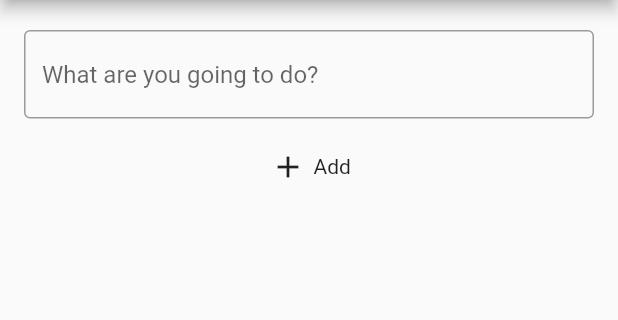
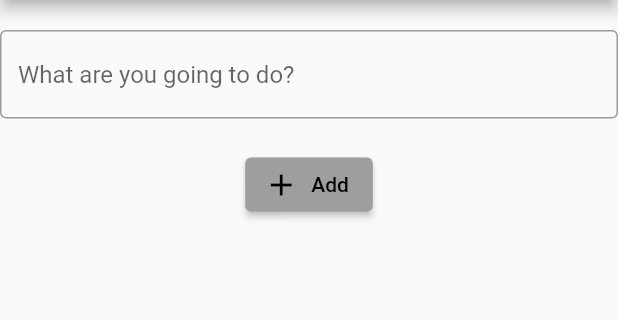
Before and after one commit to gu-tig169-ht21/gusberlow, a Flutter app: the screen it shows after launch, after a tap on the "add" icon, on a phone screen of 412 x 824 dp, the part 84-404 px from its top. Run offline on Flutter 3.47's test engine with Material 2 defaults, Android fonts, the phone set to English and light mode, and no system bars.

Commit message:
created new files and states

```diff
--- a/lib/main.dart
+++ b/lib/main.dart
@@ -1,111 +1,27 @@
 import 'package:flutter/material.dart';
+import 'package:provider/provider.dart';
+import 'model.dart';
+import 'toDoListView.dart';
 
 void main() {
-  runApp(MyApp());
+  var state = MyState();
+
+  runApp(
+    ChangeNotifierProvider(
+      create: (context) => state,
+      child: MyApp(),
+    ),
+  );
 }
 
 class MyApp extends StatelessWidget {
   @override
   Widget build(BuildContext context) {
     return MaterialApp(
-      home: MainView(),
       theme: ThemeData(
         primarySwatch: Colors.grey,
       ),
+      home: ToDoListView(),
     );
   }
 }
-
-class MainView extends StatelessWidget {
-  @override
-  Widget build(BuildContext context) {
-    return Scaffold(
-      appBar: AppBar(
-        backgroundColor: Colors.grey,
-        foregroundColor: Colors.black,
-        centerTitle: true,
-        title: const Text('TIG169 TODO'),
-        actions: [
-          IconButton(
-            icon: const Icon(Icons.more_vert),
-            onPressed: () {},
-          ),
-        ],
-      ),
-      body: _list(),
-      floatingActionButton: FloatingActionButton(
-        onPressed: () {
-          Navigator.push(
-              context, MaterialPageRoute(builder: (context) => SecondView()));
-        },
-        child: const Icon(Icons.add, color: Colors.white, size: 42),
-      ),
-    );
-  }
-
-  Widget _list() {
-    return ListView(
-      children: [
-        _item('Köpa Körv'),
-        _item('Gå till frissan'),
-        _item('Kidnappa vovve'),
-        _item('Lyfta skrot'),
-        _item('Hugga ved'),
-      ],
-    );
-  }
-
-  Widget _item(strText) {
-    return ListTile(
-      leading: Icon(Icons.check_box_outline_blank),
-      title: Text(strText),
-      trailing: Icon(Icons.close),
-    );
-  }
-}
-
-class SecondView extends StatelessWidget {
-  Widget build(BuildContext context) {
-    return Scaffold(
-      appBar: AppBar(title: Text('TIG169 TODO')),
-      body: Center(
-        child: Column(
-          mainAxisAlignment: MainAxisAlignment.start,
-          crossAxisAlignment: CrossAxisAlignment.start,
-          children: [
-            Container(height: 20),
-            _nameInputField(),
-            Container(height: 20),
-            _addText(),
-          ],
-        ),
-      ),
-    );
-  }
-
-  Widget _nameInputField() {
-    return Container(
-      margin: EdgeInsets.only(left: 16, right: 16),
-      child: TextField(
-        decoration: InputDecoration(
-            border: OutlineInputBorder(),
-            hintText: 'What are you going to do?'),
-      ),
-    );
-  }
-
-  Widget _addText() {
-    return Row(
-      children: [
-        Container(
-          margin: EdgeInsets.only(left: 180),
-          child: Icon(Icons.add),
-        ),
-        Container(
-          margin: EdgeInsets.only(left: 5),
-          child: Text('Add'),
-        ),
-      ],
-    );
-  }
-}
--- /dev/null
+++ b/lib/secondView.dart
@@ -0,0 +1,87 @@
+import 'package:flutter/material.dart';
+import './model.dart';
+
+class SecondView extends StatefulWidget {
+  final ToDoItem task;
+
+  SecondView(this.task);
+
+  @override
+  State<StatefulWidget> createState() {
+    return SecondViewState(task);
+  }
+}
+
+class SecondViewState extends State<SecondView> {
+  String? toDoText;
+
+  late TextEditingController textEditingController;
+
+  SecondViewState(ToDoItem task) {
+    this.toDoText = task.toDoText;
+
+    textEditingController = TextEditingController();
+
+    textEditingController.addListener(() {
+      setState(() {
+        toDoText = textEditingController.text;
+      });
+    });
+  }
+
+  Widget build(BuildContext context) {
+    return Scaffold(
+      appBar: AppBar(title: Text('TIG169 TODO')),
+      body: Center(
+        child: Column(
+          mainAxisAlignment: MainAxisAlignment.start,
+          crossAxisAlignment: CrossAxisAlignment.start,
+          children: [
+            Container(height: 20),
+            TextField(
+              controller: textEditingController,
+              decoration: InputDecoration(
+                  border: OutlineInputBorder(),
+                  hintText: 'What are you going to do?'),
+            ),
+            //          TaskInputField(ToDoItem(toDoText: this.toDoText)),
+            Container(height: 20),
+            AddTask(),
+          ],
+        ),
+      ),
+    );
+  }
+
+  Widget AddTask() {
+    return Row(
+      mainAxisAlignment: MainAxisAlignment.center,
+      children: [
+        ElevatedButton.icon(
+          label: Text('Add'),
+          icon: Icon(Icons.add),
+          onPressed: () {
+            Navigator.pop(context, ToDoItem(toDoText: toDoText));
+          },
+        ),
+      ],
+    );
+  }
+}
+
+class TaskInputField extends StatelessWidget {
+  final ToDoItem task;
+
+  TaskInputField(this.task);
+
+  Widget build(BuildContext context) {
+    return Container(
+      margin: EdgeInsets.only(left: 16, right: 16),
+      child: TextField(
+        decoration: InputDecoration(
+            border: OutlineInputBorder(),
+            hintText: 'What are you going to do?'),
+      ),
+    );
+  }
+}
--- /dev/null
+++ b/lib/toDoListView.dart
@@ -0,0 +1,42 @@
+import 'package:flutter/material.dart';
+import 'package:provider/provider.dart';
+import 'model.dart';
+import 'secondView.dart';
+import 'toDoList.dart';
+
+class ToDoListView extends StatelessWidget {
+  @override
+  Widget build(BuildContext context) {
+    return Scaffold(
+      appBar: AppBar(
+        backgroundColor: Colors.grey,
+        foregroundColor: Colors.black,
+        centerTitle: true,
+        title: const Text('TIG169 TODO'),
+        actions: [
+          IconButton(
+            icon: const Icon(Icons.more_vert),
+            onPressed: () {},
+          ),
+        ],
+      ),
+      body: Consumer<MyState>(
+        builder: (context, state, child) => ToDoList(state.list),
+      ),
+      floatingActionButton: FloatingActionButton(
+        onPressed: () async {
+          var newTask = await Navigator.push(
+              context,
+              MaterialPageRoute(
+                  builder: (context) =>
+                      SecondView(ToDoItem(toDoText: 'Något att göra'))));
+          if (newTask != null) {
+            //lägg till ny task
+            Provider.of<MyState>(context, listen: false).addTask(newTask);
+          }
+        },
+        child: const Icon(Icons.add, color: Colors.white, size: 42),
+      ),
+    );
+  }
+}
--- a/pubspec.yaml
+++ b/pubspec.yaml
@@ -34,6 +34,7 @@ dependencies:
   # The following adds the Cupertino Icons font to your application.
   # Use with the CupertinoIcons class for iOS style icons.
   cupertino_icons: ^1.0.2
+  provider: ^6.0.1
 
 dev_dependencies:
   flutter_test:
```
Also changed, not shown: lib/model.dart (added, +44 -0 lines), lib/toDoList.dart (added, +28 -0 lines), pubspec.lock, 1 other file.
